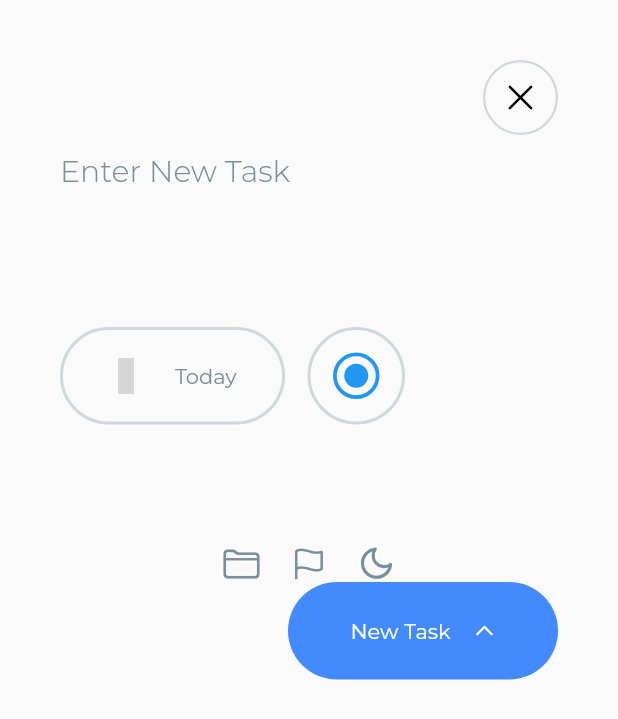
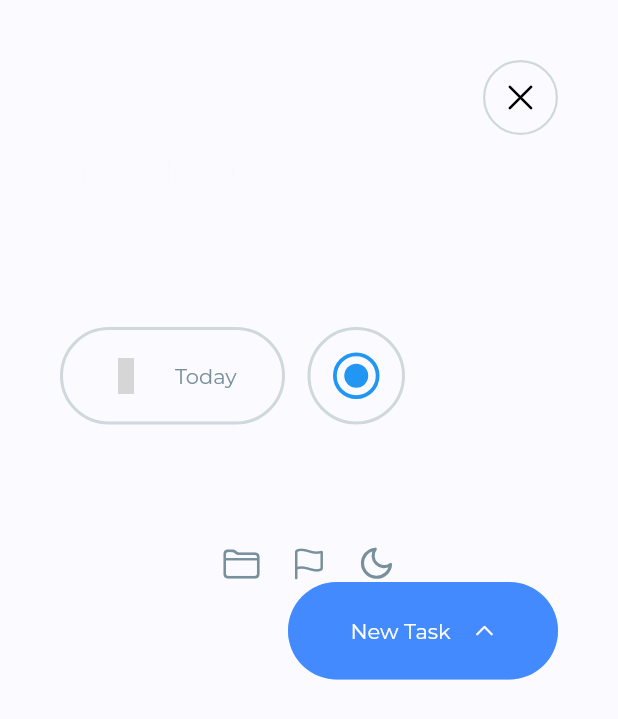
Before and after one commit to Travis-ugo/task_Manager, a Flutter app: the screen it shows after launch, after a tap on the "add" icon, on a phone screen of 412 x 824 dp. Shown: the top 719 px of the screen. Run offline on Flutter 3.47's test engine with Material 2 defaults, Android fonts, the phone set to English and light mode, and no system bars; our stand-ins replace flutter_feather_icons, flutter_hooks, google_fonts, iconly, sqflite; accounts and stored records are empty; grey boxes are pictures that could not be loaded.

Commit message:
Coloring

```diff
--- a/lib/Views/drawer.dart
+++ b/lib/Views/drawer.dart
@@ -70,7 +70,7 @@ class BackDrawer extends StatelessWidget {
   @override
   Widget build(BuildContext context) {
     return Scaffold(
-      backgroundColor: const Color(0xFF2D38FF),
+      backgroundColor: const Color(0xFF0d2260),
       body: Padding(
         padding: const EdgeInsets.all(40),
         child: Column(
--- a/lib/Views/home_page.dart
+++ b/lib/Views/home_page.dart
@@ -21,6 +21,7 @@ class HomePage extends StatelessWidget {
           Align(
             alignment: Alignment.bottomRight,
             child: FloatingActionButton(
+              elevation: 0.5,
               onPressed: () {
                 Navigator.push(
                   context,
--- a/lib/Views/new_todo.dart
+++ b/lib/Views/new_todo.dart
@@ -12,6 +12,7 @@ class NewTask extends StatelessWidget {
   Widget build(BuildContext context) {
     TextEditingController taskontroller = TextEditingController();
     return Scaffold(
+      backgroundColor: const Color(0xFFfbfbff),
       body: SingleChildScrollView(
         child: Padding(
           padding: const EdgeInsets.all(40),
@@ -49,7 +50,7 @@ class NewTask extends StatelessWidget {
                   fontWeight: FontWeight.w400,
                 ),
                 controller: taskontroller,
-                decoration: InputDecoration(
+                decoration: const InputDecoration(
                   border: InputBorder.none,
                   focusedBorder: InputBorder.none,
                   enabledBorder: InputBorder.none,
@@ -59,7 +60,7 @@ class NewTask extends StatelessWidget {
                   hintStyle: TextStyle(
                     fontSize: 20,
                     fontWeight: FontWeight.w300,
-                    color: Colors.blueGrey.shade400,
+                    color: Color(0xFFf9f9ff),
                   ),
                   focusColor: Colors.blue,
                 ),
@@ -80,9 +81,9 @@ class NewTask extends StatelessWidget {
                       child: Row(
                         mainAxisAlignment: MainAxisAlignment.spaceEvenly,
                         children: [
-                          Icon(
+                          const Icon(
                             IconlyLight.calendar,
-                            color: Colors.blueGrey.shade400,
+                            color: Color(0xFFf9f9ff),
                           ),
                           Text(
                             'Today',
@@ -155,6 +156,11 @@ class NewTask extends StatelessWidget {
                   decoration: BoxDecoration(
                     borderRadius: BorderRadius.circular(32.5),
                     color: Colors.blueAccent,
+                    boxShadow: [
+                      BoxShadow(
+                        color: Colors.blue.withOpacity(0.4),
+                      )
+                    ],
                   ),
                   child: Row(
                     mainAxisAlignment: MainAxisAlignment.center,
--- a/lib/Views/note_record.dart
+++ b/lib/Views/note_record.dart
@@ -7,6 +7,7 @@ class NOteRecordView extends StatelessWidget {
   @override
   Widget build(BuildContext context) {
     return Scaffold(
+      backgroundColor: const Color(0xFFfbfbff),
       body: Padding(
         padding: const EdgeInsets.symmetric(horizontal: 30),
         child: Column(
```
